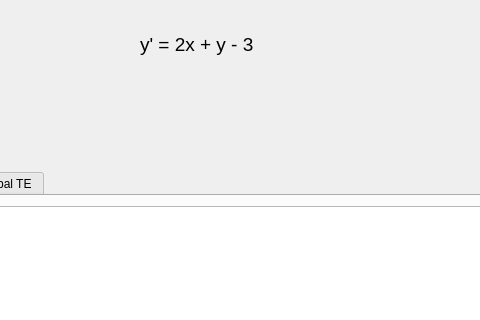
The window that main_window.ui (nikitosing/de_solver) describes before a commit, drawn with Qt 5; both pictures show x 480 to 960 and y 0 to 320 of the 1164 by 837 pixel window.
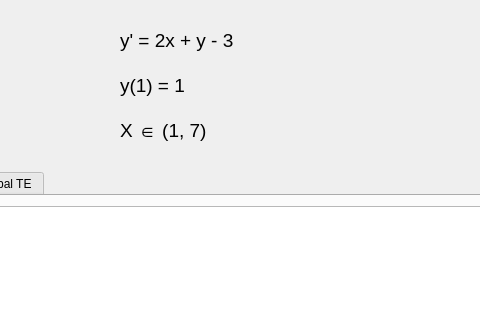
The same window after the commit. Custom widgets are drawn as their Qt base class.

Patch:
```diff
--- a/main_window.ui
+++ b/main_window.ui
@@ -294,15 +294,30 @@
      </widget>
     </widget>
    </widget>
-   <widget class="QLabel" name="label_6">
+   <widget class="QWidget" name="">
     <property name="geometry">
      <rect>
-      <x>620</x>
-      <y>30</y>
-      <width>144</width>
-      <height>29</height>
+      <x>600</x>
+      <y>20</y>
+      <width>241</width>
+      <height>131</height>
      </rect>
     </property>
+    <layout class="QGridLayout" name="gridLayout_2">
+     <item row="2" column="0">
+      <widget class="QLabel" name="label_8">
+       <property name="font">
+        <font>
+         <pointsize>14</pointsize>
+        </font>
+       </property>
+       <property name="text">
+        <string>X ∈ (1, 7)</string>
+       </property>
+      </widget>
+     </item>
+     <item row="0" column="0">
+      <widget class="QLabel" name="label_6">
     <property name="font">
      <font>
       <pointsize>14</pointsize>
@@ -311,6 +326,21 @@
     <property name="text">
      <string>y' = 2x + y - 3</string>
     </property>
+      </widget>
+     </item>
+     <item row="1" column="0">
+      <widget class="QLabel" name="label_7">
+       <property name="font">
+        <font>
+         <pointsize>14</pointsize>
+        </font>
+       </property>
+       <property name="text">
+        <string>y(1) = 1</string>
+       </property>
+      </widget>
+     </item>
+    </layout>
    </widget>
   </widget>
   <widget class="QMenuBar" name="menubar">
```
Lines whose indentation alone changed are shown as unchanged.
